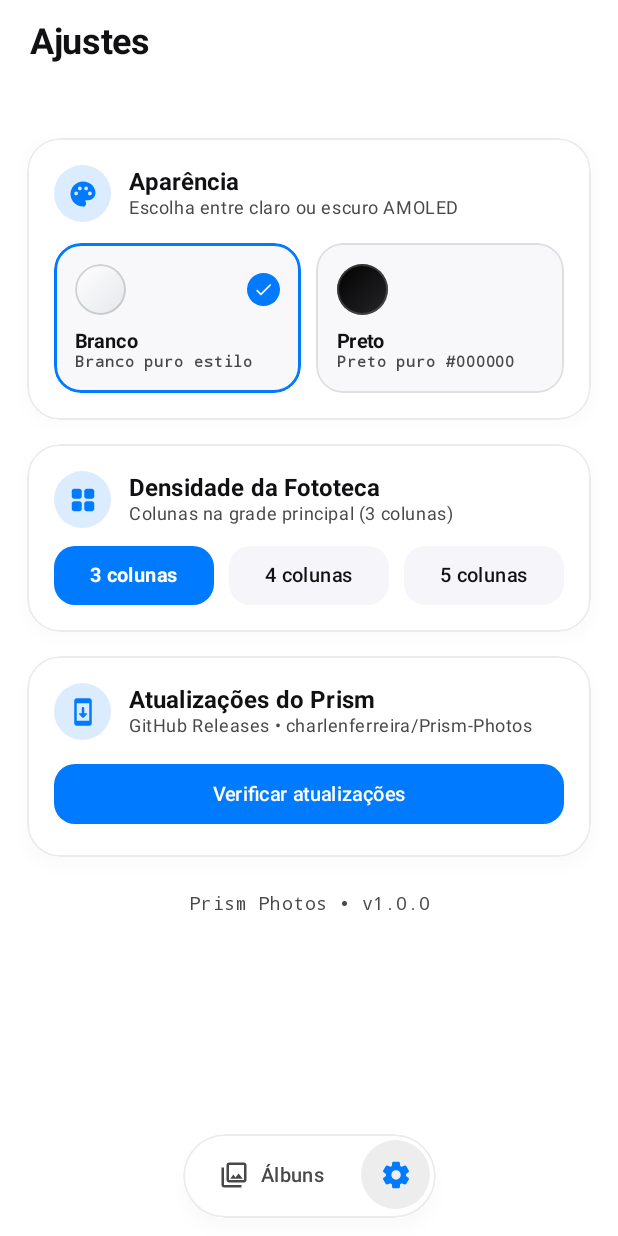
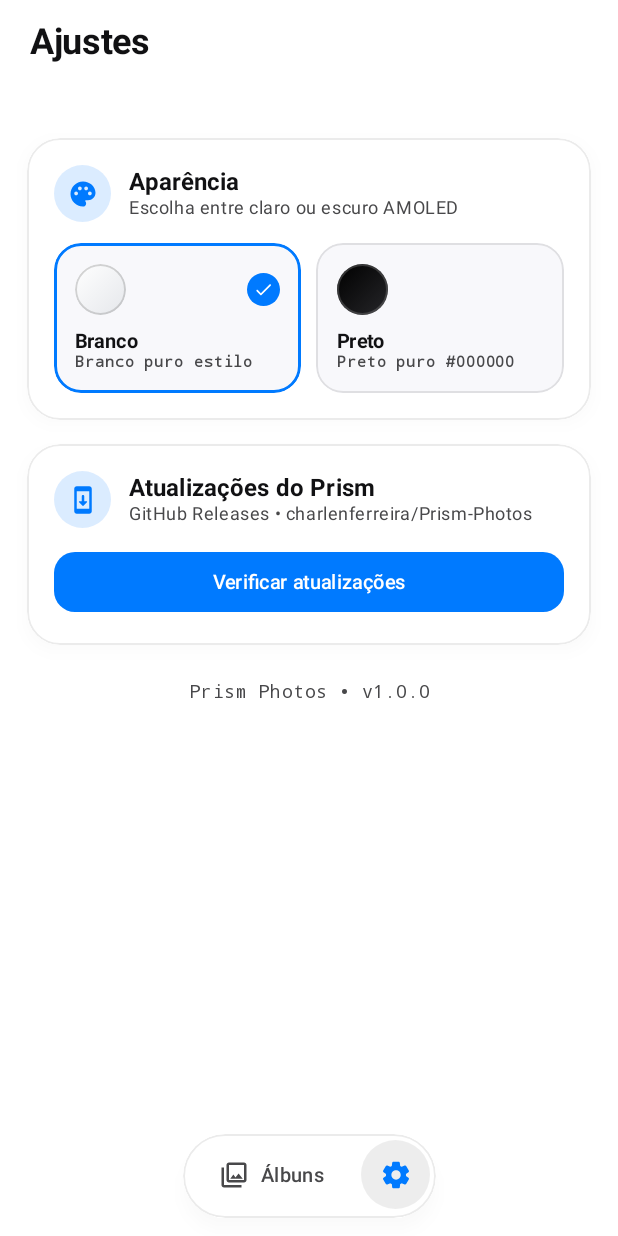
Before and after one commit to charlenferreira/Prism-Photos, an Android app built with Jetpack Compose: the screen it shows after launch (MainActivity), item 2 of the bottom bar chosen, on a phone screen of 412 x 824 dp. Run offline under Robolectric (Android 15) with nearby library versions, the phone set to English and light mode, and no system bars; pictures from the network do not load; 4 statements that could not run were skipped.

Commit message:
Remove grid column settings from SettingsScreen
Removed grid column settings from the UI and updated section numbering.

```diff
--- a/app/src/main/java/com/charlenferreira/prism/ui/settings/SettingsScreen.kt
+++ b/app/src/main/java/com/charlenferreira/prism/ui/settings/SettingsScreen.kt
@@ -28,7 +28,6 @@ import androidx.compose.foundation.shape.CircleShape
 import androidx.compose.foundation.shape.RoundedCornerShape
 import androidx.compose.material.icons.Icons
 import androidx.compose.material.icons.rounded.Check
-import androidx.compose.material.icons.rounded.GridView
 import androidx.compose.material.icons.rounded.Palette
 import androidx.compose.material.icons.rounded.SystemUpdate
 import androidx.compose.material3.AlertDialog
@@ -55,7 +54,6 @@ import androidx.compose.ui.unit.dp
 import androidx.lifecycle.compose.collectAsStateWithLifecycle
 import com.charlenferreira.prism.BuildConfig
 import com.charlenferreira.prism.R
-import com.charlenferreira.prism.data.repository.SettingsRepository
 import com.charlenferreira.prism.data.repository.UpdateInfo
 import com.charlenferreira.prism.ui.components.LiquidGlassSurface
 import com.charlenferreira.prism.ui.components.PrismBackdropState
@@ -69,7 +67,6 @@ fun SettingsScreen(
     @Suppress("UNUSED_PARAMETER") onScrollTick: () -> Unit = {}
 ) {
     val selectedTheme by viewModel.theme.collectAsStateWithLifecycle()
-    val gridColumns by viewModel.gridColumns.collectAsStateWithLifecycle()
     val updateInfo by viewModel.updateInfo.collectAsStateWithLifecycle()
     val isCheckingUpdate by viewModel.isCheckingUpdate.collectAsStateWithLifecycle()
     val statusMessage by viewModel.updateStatusMessage.collectAsStateWithLifecycle()
@@ -87,7 +84,7 @@ fun SettingsScreen(
             ),
             verticalArrangement = Arrangement.spacedBy(16.dp)
         ) {
-            // 1. Seletor de Tema (Branco ou Preto)
+            // 1. Seletor de Tema (Branco ou Preto AMOLED)
             item(key = "section_themes") {
                 LiquidGlassSurface(
                     shape = RoundedCornerShape(22.dp),
@@ -120,55 +117,7 @@ fun SettingsScreen(
                 }
             }
 
-            // 2. Densidade da Grade (3 a 5 colunas)
-            item(key = "section_grid") {
-                LiquidGlassSurface(
-                    shape = RoundedCornerShape(22.dp),
-                    modifier = Modifier.fillMaxWidth()
-                ) {
-                    Column(
-                        modifier = Modifier.padding(18.dp),
-                        verticalArrangement = Arrangement.spacedBy(12.dp)
-                    ) {
-                        SectionHeader(
-                            icon = Icons.Rounded.GridView,
-                            title = "Densidade da Fototeca",
-                            subtitle = "Colunas na grade principal ($gridColumns colunas)"
-                        )
-
-                        Row(
-                            modifier = Modifier.fillMaxWidth(),
-                            horizontalArrangement = Arrangement.spacedBy(10.dp)
-                        ) {
-                            (SettingsRepository.MIN_COLUMNS..SettingsRepository.MAX_COLUMNS).forEach { cols ->
-                                val isSelected = gridColumns == cols
-                                Box(
-                                    modifier = Modifier
-                                        .weight(1f)
-                                        .clip(RoundedCornerShape(14.dp))
-                                        .background(
-                                            if (isSelected) MaterialTheme.colorScheme.primary
-                                            else MaterialTheme.colorScheme.surfaceVariant.copy(alpha = 0.65f)
-                                        )
-                                        .clickable { viewModel.selectGridColumns(cols) }
-                                        .padding(vertical = 12.dp),
-                                    contentAlignment = Alignment.Center
-                                ) {
-                                    Text(
-                                        text = "$cols colunas",
-                                        style = MaterialTheme.typography.labelLarge,
-                                        fontWeight = if (isSelected) FontWeight.Bold else FontWeight.Medium,
-                                        color = if (isSelected) MaterialTheme.colorScheme.onPrimary
-                                        else MaterialTheme.colorScheme.onSurface
-                                    )
-                                }
-                            }
-                        }
-                    }
-                }
-            }
-
-            // 3. Atualizações do GitHub
+            // 2. Atualizações do GitHub
             item(key = "section_updates") {
                 LiquidGlassSurface(
                     shape = RoundedCornerShape(22.dp),
@@ -221,7 +170,7 @@ fun SettingsScreen(
                 }
             }
 
-            // 4. Rodapé com Versão
+            // 3. Rodapé com Versão
             item(key = "footer_version") {
                 Column(
                     modifier = Modifier
```
